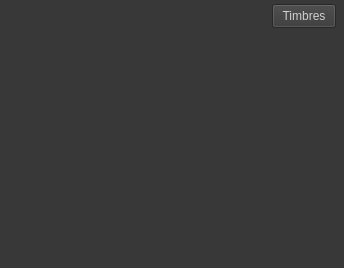
Old version of the form qt/synthesizer/SynthesizerChannelNodeWidgetForm.ui in the repository Gaiger/ChiptuneMIDI.
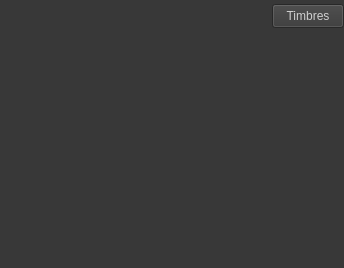
New version of the form.

Commit message:
tweak(synthesizer): adjust channel node title widths
- size the instrument label and collapsed button so long instrument names such as Acoustic Guitar (nylon) and the collapsed button text "Timbres" can be shown fully

```diff
--- a/qt/synthesizer/SynthesizerChannelNodeWidgetForm.ui
+++ b/qt/synthesizer/SynthesizerChannelNodeWidgetForm.ui
@@ -24,7 +24,7 @@
     <rect>
      <x>272</x>
      <y>4</y>
-     <width>64</width>
+     <width>72</width>
      <height>24</height>
     </rect>
    </property>
```
